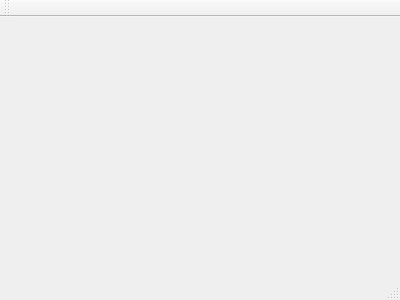
Above: mainwindow.ui from retsuchisei/WolfIsland before the change. Below: the same form after it.
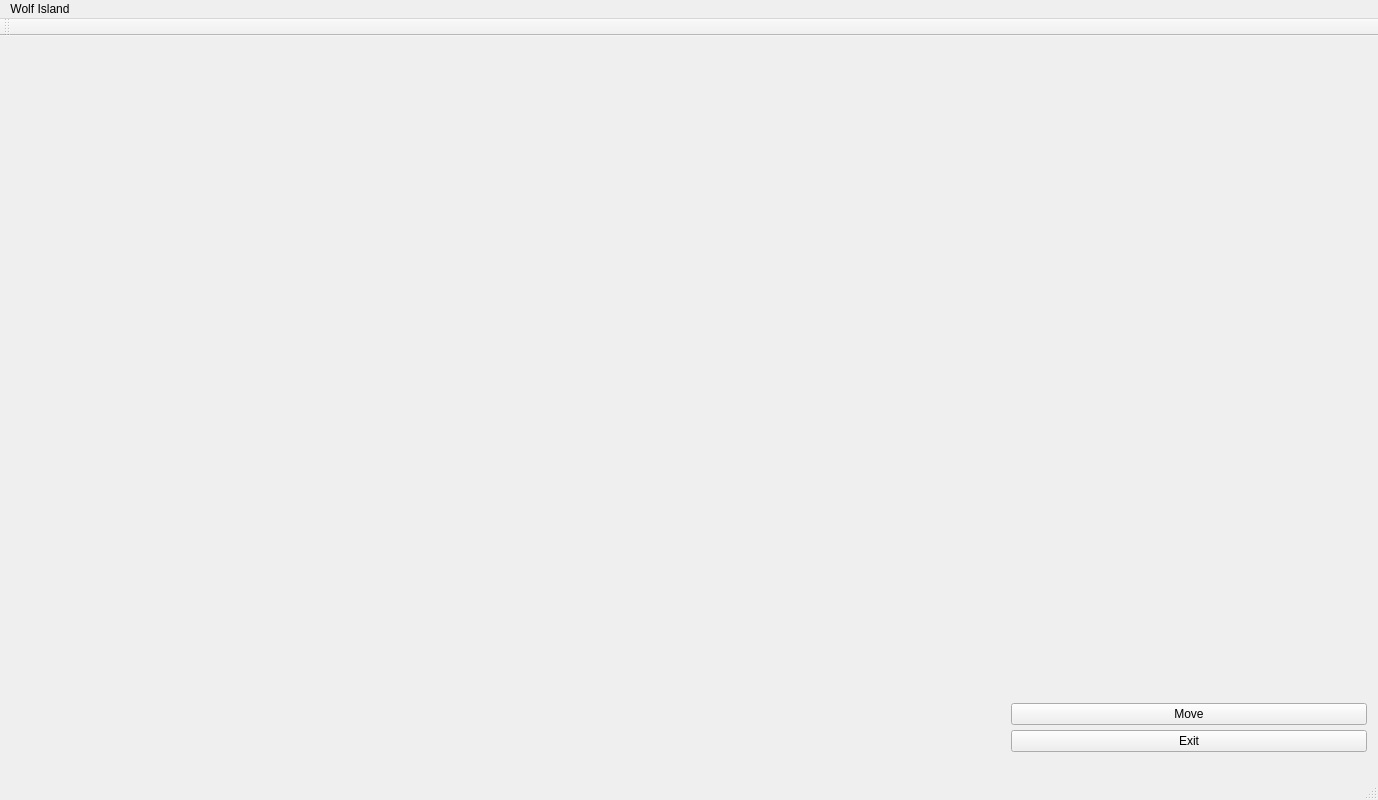
That is the form after the change. Icons and pictures are not drawn.

```diff
--- a/mainwindow.ui
+++ b/mainwindow.ui
@@ -1,24 +1,88 @@
 <ui version="4.0">
  <class>MainWindow</class>
- <widget class="QMainWindow" name="MainWindow" >
-  <property name="geometry" >
+ <widget class="QMainWindow" name="MainWindow">
+  <property name="geometry">
    <rect>
     <x>0</x>
     <y>0</y>
-    <width>400</width>
-    <height>300</height>
+    <width>1378</width>
+    <height>800</height>
    </rect>
   </property>
   <property name="windowTitle" >
    <string>MainWindow</string>
   </property>
-  <widget class="QMenuBar" name="menuBar" />
-  <widget class="QToolBar" name="mainToolBar" />
-  <widget class="QWidget" name="centralWidget" />
-  <widget class="QStatusBar" name="statusBar" />
+  <property name="windowIcon">
+   <iconset>
+    <normaloff>img/wolf.ico</normaloff>img/wolf.ico</iconset>
+  </property>
+  <widget class="QWidget" name="centralWidget">
+   <layout class="QGridLayout" name="gridLayout">
+    <item row="4" column="2">
+     <layout class="QVBoxLayout" name="verticalLayout_4">
+      <property name="spacing">
+       <number>5</number>
+      </property>
+      <property name="leftMargin">
+       <number>1000</number>
+      </property>
+      <property name="topMargin">
+       <number>650</number>
+      </property>
+      <property name="rightMargin">
+       <number>0</number>
+      </property>
+      <property name="bottomMargin">
+       <number>9</number>
+      </property>
+      <item>
+       <widget class="QPushButton" name="pushButton">
+        <property name="enabled">
+         <bool>true</bool>
+        </property>
+        <property name="text">
+         <string>Move</string>
+        </property>
+       </widget>
+      </item>
+      <item>
+       <widget class="QPushButton" name="pushButton_2">
+        <property name="text">
+         <string>Exit</string>
+        </property>
+       </widget>
+      </item>
+     </layout>
+    </item>
+   </layout>
+  </widget>
+  <widget class="QMenuBar" name="menuBar">
+   <property name="geometry">
+    <rect>
+     <x>0</x>
+     <y>0</y>
+     <width>1378</width>
+     <height>22</height>
+    </rect>
+   </property>
+   <widget class="QMenu" name="menuWolf_Island">
+    <property name="title">
+     <string>Wolf Island</string>
+    </property>
+   </widget>
+   <addaction name="menuWolf_Island"/>
+  </widget>
+  <widget class="QToolBar" name="mainToolBar">
+   <attribute name="toolBarArea">
+    <enum>TopToolBarArea</enum>
+   </attribute>
+   <attribute name="toolBarBreak">
+    <bool>false</bool>
+   </attribute>
+  </widget>
+  <widget class="QStatusBar" name="statusBar"/>
  </widget>
- <layoutDefault spacing="6" margin="11" />
- <pixmapfunction></pixmapfunction>
+ <layoutdefault spacing="6" margin="11"/>
  <resources/>
  <connections/>
 </ui>
```
Left out of the diff: 24 changed lines with no effect on the pictures.
